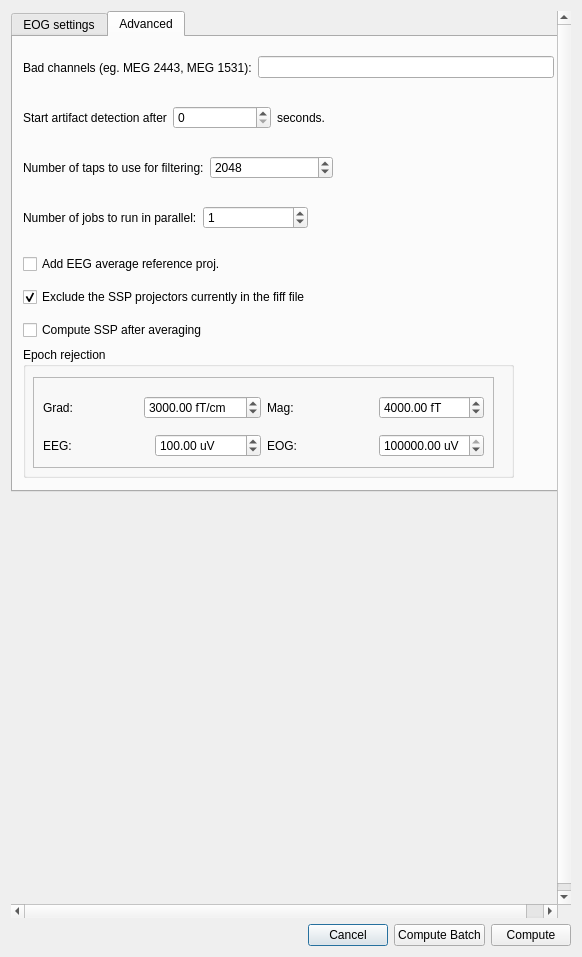
Above: qt4Designer_ui_files/eogParametersDialogUi.ui from cibr-jyu/meggie before the change. Below: the same form after it.
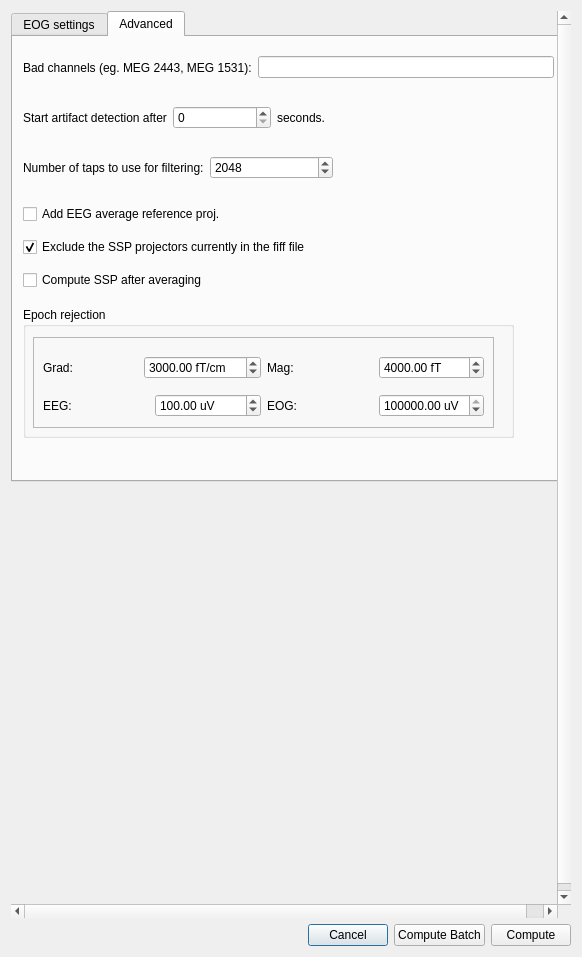
That is the form after the change. The open tabs and pages were chosen to show the change.

```diff
--- a/qt4Designer_ui_files/eogParametersDialogUi.ui
+++ b/qt4Designer_ui_files/eogParametersDialogUi.ui
@@ -90,7 +90,7 @@
          <x>0</x>
          <y>0</y>
          <width>553</width>
-         <height>481</height>
+         <height>471</height>
         </rect>
        </property>
        <property name="currentIndex">
@@ -523,32 +523,6 @@
           </item>
          </layout>
         </widget>
-        <widget class="QWidget" name="horizontalLayoutWidget">
-         <property name="geometry">
-          <rect>
-           <x>10</x>
-           <y>160</y>
-           <width>285</width>
-           <height>41</height>
-          </rect>
-         </property>
-         <layout class="QHBoxLayout" name="horizontalLayout_7">
-          <item>
-           <widget class="QLabel" name="labelJobs">
-            <property name="text">
-             <string>Number of jobs to run in parallel:</string>
-            </property>
-           </widget>
-          </item>
-          <item>
-           <widget class="QSpinBox" name="spinBoxJobs">
-            <property name="value">
-             <number>1</number>
-            </property>
-           </widget>
-          </item>
-         </layout>
-        </widget>
         <widget class="QWidget" name="layoutWidget">
          <property name="geometry">
           <rect>
@@ -604,7 +578,7 @@
          <property name="geometry">
           <rect>
            <x>10</x>
-           <y>210</y>
+           <y>160</y>
            <width>371</width>
            <height>101</height>
           </rect>
@@ -640,7 +614,7 @@
          <property name="geometry">
           <rect>
            <x>10</x>
-           <y>310</y>
+           <y>270</y>
            <width>491</width>
            <height>131</height>
           </rect>
```
Left out of the diff: 1 changed line with no effect on the pictures.
